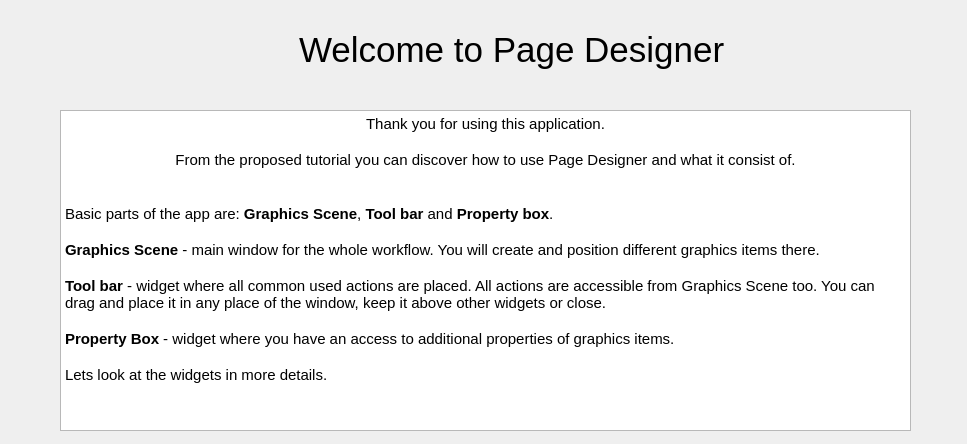
First picture: the form in src/wizardUI/1.welcomePage.ui, repository ArtemBorodinEvgenyevich/pageDesigner, before the edit.
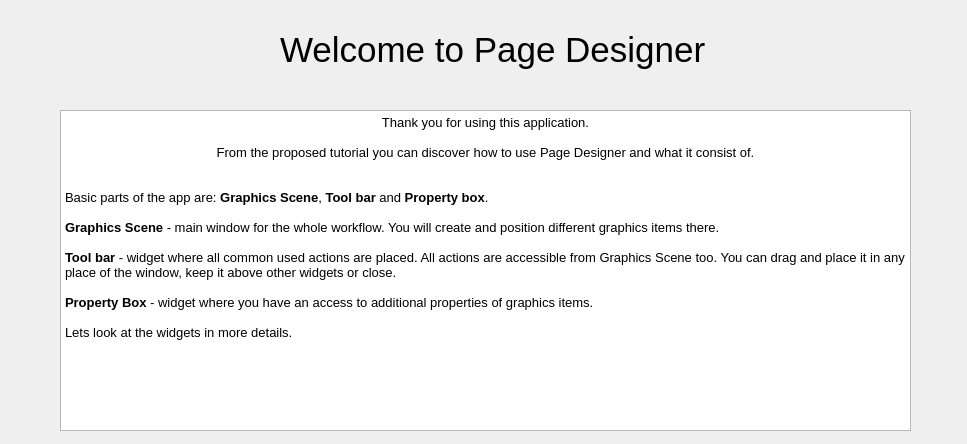
Second picture: the form after the edit.

Diff of the .ui file:
```diff
--- a/src/wizardUI/1.welcomePage.ui
+++ b/src/wizardUI/1.welcomePage.ui
@@ -31,14 +31,14 @@
   <widget class="QWidget" name="verticalLayoutWidget">
    <property name="geometry">
     <rect>
-     <x>290</x>
+     <x>280</x>
      <y>10</y>
-     <width>445</width>
+     <width>451</width>
      <height>80</height>
     </rect>
    </property>
    <layout class="QVBoxLayout" name="verticalLayout">
-    <item alignment="Qt::AlignHCenter|Qt::AlignVCenter">
+    <item>
      <widget class="QLabel" name="label_17">
       <property name="font">
        <font>
@@ -69,21 +69,21 @@
 &lt;html&gt;&lt;head&gt;&lt;meta name=&quot;qrichtext&quot; content=&quot;1&quot; /&gt;&lt;style type=&quot;text/css&quot;&gt;
 p, li { white-space: pre-wrap; }
 &lt;/style&gt;&lt;/head&gt;&lt;body style=&quot; font-family:'Noto Sans'; font-size:10pt; font-weight:400; font-style:normal;&quot;&gt;
-&lt;p align=&quot;center&quot; style=&quot; margin-top:0px; margin-bottom:0px; margin-left:0px; margin-right:0px; -qt-block-indent:0; text-indent:0px;&quot;&gt;&lt;span style=&quot; font-size:11pt;&quot;&gt;Thank you for using this application.&lt;/span&gt;&lt;/p&gt;
-&lt;p align=&quot;center&quot; style=&quot;-qt-paragraph-type:empty; margin-top:0px; margin-bottom:0px; margin-left:0px; margin-right:0px; -qt-block-indent:0; text-indent:0px; font-size:11pt;&quot;&gt;&lt;br /&gt;&lt;/p&gt;
-&lt;p align=&quot;center&quot; style=&quot; margin-top:0px; margin-bottom:0px; margin-left:0px; margin-right:0px; -qt-block-indent:0; text-indent:0px;&quot;&gt;&lt;span style=&quot; font-size:11pt;&quot;&gt;From the proposed tutorial you can discover how to use Page Designer and what it consist of.&lt;/span&gt;&lt;/p&gt;
-&lt;p align=&quot;center&quot; style=&quot;-qt-paragraph-type:empty; margin-top:0px; margin-bottom:0px; margin-left:0px; margin-right:0px; -qt-block-indent:0; text-indent:0px; font-size:11pt;&quot;&gt;&lt;br /&gt;&lt;/p&gt;
-&lt;p align=&quot;center&quot; style=&quot;-qt-paragraph-type:empty; margin-top:0px; margin-bottom:0px; margin-left:0px; margin-right:0px; -qt-block-indent:0; text-indent:0px; font-size:11pt;&quot;&gt;&lt;br /&gt;&lt;/p&gt;
-&lt;p style=&quot; margin-top:0px; margin-bottom:0px; margin-left:0px; margin-right:0px; -qt-block-indent:0; text-indent:0px;&quot;&gt;&lt;span style=&quot; font-size:11pt;&quot;&gt;Basic parts of the app are: &lt;/span&gt;&lt;span style=&quot; font-size:11pt; font-weight:600;&quot;&gt;Graphics Scene&lt;/span&gt;&lt;span style=&quot; font-size:11pt;&quot;&gt;, &lt;/span&gt;&lt;span style=&quot; font-size:11pt; font-weight:600;&quot;&gt;Tool bar&lt;/span&gt;&lt;span style=&quot; font-size:11pt;&quot;&gt; and &lt;/span&gt;&lt;span style=&quot; font-size:11pt; font-weight:600;&quot;&gt;Property box&lt;/span&gt;&lt;span style=&quot; font-size:11pt;&quot;&gt;.&lt;/span&gt;&lt;/p&gt;
-&lt;p style=&quot;-qt-paragraph-type:empty; margin-top:0px; margin-bottom:0px; margin-left:0px; margin-right:0px; -qt-block-indent:0; text-indent:0px; font-size:11pt;&quot;&gt;&lt;br /&gt;&lt;/p&gt;
-&lt;p style=&quot; margin-top:0px; margin-bottom:0px; margin-left:0px; margin-right:0px; -qt-block-indent:0; text-indent:0px;&quot;&gt;&lt;span style=&quot; font-size:11pt; font-weight:600;&quot;&gt;Graphics Scene&lt;/span&gt;&lt;span style=&quot; font-size:11pt;&quot;&gt; - main window for the whole workflow. You will create and position different graphics items there.&lt;/span&gt;&lt;/p&gt;
-&lt;p style=&quot;-qt-paragraph-type:empty; margin-top:0px; margin-bottom:0px; margin-left:0px; margin-right:0px; -qt-block-indent:0; text-indent:0px; font-size:11pt;&quot;&gt;&lt;br /&gt;&lt;/p&gt;
-&lt;p style=&quot; margin-top:0px; margin-bottom:0px; margin-left:0px; margin-right:0px; -qt-block-indent:0; text-indent:0px;&quot;&gt;&lt;span style=&quot; font-size:11pt; font-weight:600;&quot;&gt;Tool bar&lt;/span&gt;&lt;span style=&quot; font-size:11pt;&quot;&gt; - widget where all common used actions are placed. All actions are accessible from Graphics Scene too. You can drag and place it in any place of the window, keep it above other widgets or close. &lt;/span&gt;&lt;/p&gt;
-&lt;p style=&quot;-qt-paragraph-type:empty; margin-top:0px; margin-bottom:0px; margin-left:0px; margin-right:0px; -qt-block-indent:0; text-indent:0px; font-size:11pt;&quot;&gt;&lt;br /&gt;&lt;/p&gt;
-&lt;p style=&quot; margin-top:0px; margin-bottom:0px; margin-left:0px; margin-right:0px; -qt-block-indent:0; text-indent:0px;&quot;&gt;&lt;span style=&quot; font-size:11pt; font-weight:600;&quot;&gt;Property Box&lt;/span&gt;&lt;span style=&quot; font-size:11pt;&quot;&gt; - widget where you have an access to additional properties of graphics items.&lt;/span&gt;&lt;/p&gt;
-&lt;p style=&quot;-qt-paragraph-type:empty; margin-top:0px; margin-bottom:0px; margin-left:0px; margin-right:0px; -qt-block-indent:0; text-indent:0px; font-size:11pt;&quot;&gt;&lt;br /&gt;&lt;/p&gt;
-&lt;p style=&quot; margin-top:0px; margin-bottom:0px; margin-left:0px; margin-right:0px; -qt-block-indent:0; text-indent:0px;&quot;&gt;&lt;span style=&quot; font-size:11pt;&quot;&gt;Lets look at the widgets in more details.&lt;/span&gt;&lt;/p&gt;
-&lt;p style=&quot;-qt-paragraph-type:empty; margin-top:0px; margin-bottom:0px; margin-left:0px; margin-right:0px; -qt-block-indent:0; text-indent:0px; font-size:11pt;&quot;&gt;&lt;br /&gt;&lt;/p&gt;
+&lt;p align=&quot;center&quot; style=&quot; margin-top:0px; margin-bottom:0px; margin-left:0px; margin-right:0px; -qt-block-indent:0; text-indent:0px;&quot;&gt;Thank you for using this application.&lt;/p&gt;
+&lt;p align=&quot;center&quot; style=&quot;-qt-paragraph-type:empty; margin-top:0px; margin-bottom:0px; margin-left:0px; margin-right:0px; -qt-block-indent:0; text-indent:0px;&quot;&gt;&lt;br /&gt;&lt;/p&gt;
+&lt;p align=&quot;center&quot; style=&quot; margin-top:0px; margin-bottom:0px; margin-left:0px; margin-right:0px; -qt-block-indent:0; text-indent:0px;&quot;&gt;From the proposed tutorial you can discover how to use Page Designer and what it consist of.&lt;/p&gt;
+&lt;p align=&quot;center&quot; style=&quot;-qt-paragraph-type:empty; margin-top:0px; margin-bottom:0px; margin-left:0px; margin-right:0px; -qt-block-indent:0; text-indent:0px;&quot;&gt;&lt;br /&gt;&lt;/p&gt;
+&lt;p align=&quot;center&quot; style=&quot;-qt-paragraph-type:empty; margin-top:0px; margin-bottom:0px; margin-left:0px; margin-right:0px; -qt-block-indent:0; text-indent:0px;&quot;&gt;&lt;br /&gt;&lt;/p&gt;
+&lt;p style=&quot; margin-top:0px; margin-bottom:0px; margin-left:0px; margin-right:0px; -qt-block-indent:0; text-indent:0px;&quot;&gt;Basic parts of the app are: &lt;span style=&quot; font-weight:600;&quot;&gt;Graphics Scene&lt;/span&gt;, &lt;span style=&quot; font-weight:600;&quot;&gt;Tool bar&lt;/span&gt; and &lt;span style=&quot; font-weight:600;&quot;&gt;Property box&lt;/span&gt;.&lt;/p&gt;
+&lt;p style=&quot;-qt-paragraph-type:empty; margin-top:0px; margin-bottom:0px; margin-left:0px; margin-right:0px; -qt-block-indent:0; text-indent:0px;&quot;&gt;&lt;br /&gt;&lt;/p&gt;
+&lt;p style=&quot; margin-top:0px; margin-bottom:0px; margin-left:0px; margin-right:0px; -qt-block-indent:0; text-indent:0px;&quot;&gt;&lt;span style=&quot; font-weight:600;&quot;&gt;Graphics Scene&lt;/span&gt; - main window for the whole workflow. You will create and position different graphics items there.&lt;/p&gt;
+&lt;p style=&quot;-qt-paragraph-type:empty; margin-top:0px; margin-bottom:0px; margin-left:0px; margin-right:0px; -qt-block-indent:0; text-indent:0px;&quot;&gt;&lt;br /&gt;&lt;/p&gt;
+&lt;p style=&quot; margin-top:0px; margin-bottom:0px; margin-left:0px; margin-right:0px; -qt-block-indent:0; text-indent:0px;&quot;&gt;&lt;span style=&quot; font-weight:600;&quot;&gt;Tool bar&lt;/span&gt; - widget where all common used actions are placed. All actions are accessible from Graphics Scene too. You can drag and place it in any place of the window, keep it above other widgets or close. &lt;/p&gt;
+&lt;p style=&quot;-qt-paragraph-type:empty; margin-top:0px; margin-bottom:0px; margin-left:0px; margin-right:0px; -qt-block-indent:0; text-indent:0px;&quot;&gt;&lt;br /&gt;&lt;/p&gt;
+&lt;p style=&quot; margin-top:0px; margin-bottom:0px; margin-left:0px; margin-right:0px; -qt-block-indent:0; text-indent:0px;&quot;&gt;&lt;span style=&quot; font-weight:600;&quot;&gt;Property Box&lt;/span&gt; - widget where you have an access to additional properties of graphics items.&lt;/p&gt;
+&lt;p style=&quot;-qt-paragraph-type:empty; margin-top:0px; margin-bottom:0px; margin-left:0px; margin-right:0px; -qt-block-indent:0; text-indent:0px;&quot;&gt;&lt;br /&gt;&lt;/p&gt;
+&lt;p style=&quot; margin-top:0px; margin-bottom:0px; margin-left:0px; margin-right:0px; -qt-block-indent:0; text-indent:0px;&quot;&gt;Lets look at the widgets in more details.&lt;/p&gt;
+&lt;p style=&quot;-qt-paragraph-type:empty; margin-top:0px; margin-bottom:0px; margin-left:0px; margin-right:0px; -qt-block-indent:0; text-indent:0px;&quot;&gt;&lt;br /&gt;&lt;/p&gt;
 &lt;p align=&quot;center&quot; style=&quot;-qt-paragraph-type:empty; margin-top:0px; margin-bottom:0px; margin-left:0px; margin-right:0px; -qt-block-indent:0; text-indent:0px;&quot;&gt;&lt;br /&gt;&lt;/p&gt;&lt;/body&gt;&lt;/html&gt;</string>
       </property>
      </widget>
```
